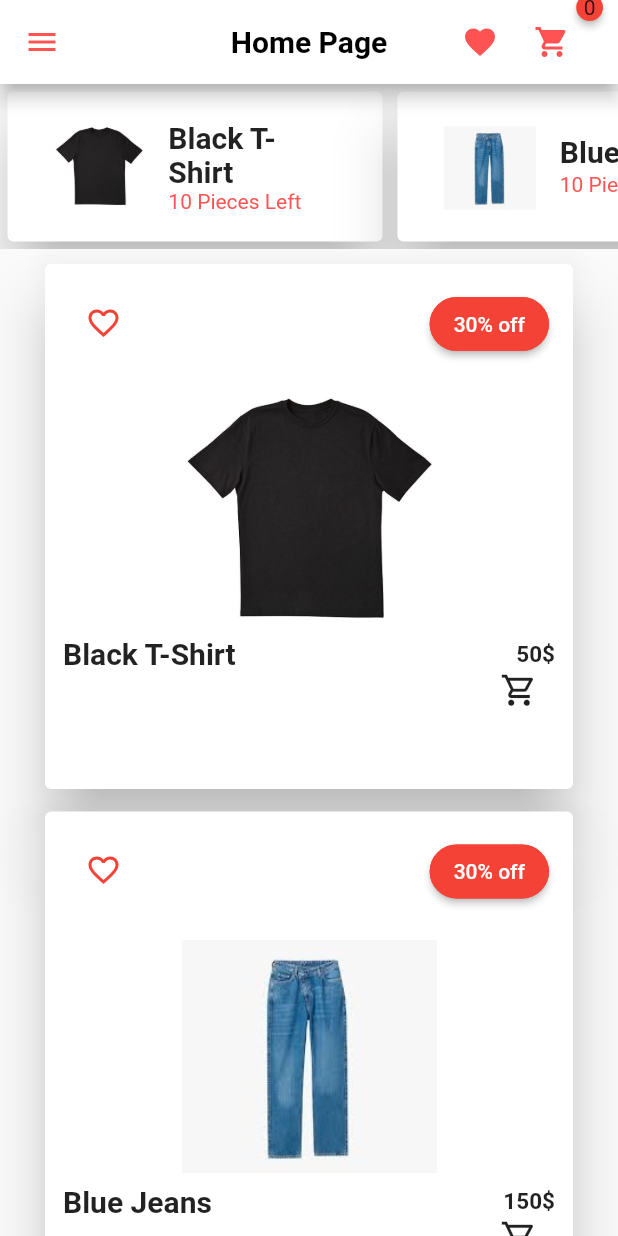
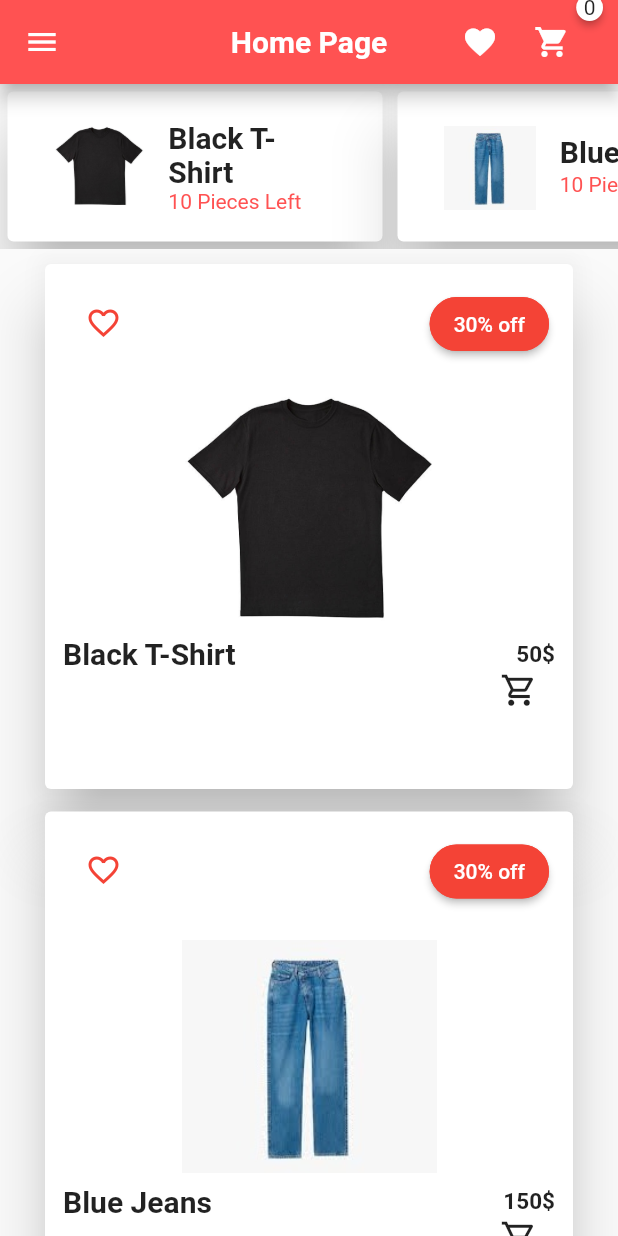
Before and after one commit to alvi-2081/Hackathon-App, a Flutter app: the Body screen opened directly, on a phone screen of 412 x 824 dp. Run offline on Flutter 3.47's test engine with Material 2 defaults, Android fonts, the light colour scheme and no system bars; drawn by our look-alikes of badges; our stand-ins replace get.

Commit message:
Shopping App Complete

```diff
--- a/hackathon/lib/about.dart
+++ b/hackathon/lib/about.dart
@@ -11,6 +11,10 @@ class _AboutState extends State<About> {
   @override
   Widget build(BuildContext context) {
     return Scaffold(
+      appBar: AppBar(
+        backgroundColor: Colors.redAccent,
+        title: Text("About"),
+      ),
       body: Column(
         children: [
           Container(
--- a/hackathon/lib/body.dart
+++ b/hackathon/lib/body.dart
@@ -61,14 +61,14 @@ class _BodyState extends State<Body> {
       f_detail.add(detail[f]);
       f_price.add(price[f]);
       Get.snackbar(
-        'Added to Favourite',
-        'This Item has been Added to Favourite',
+        'Added to Favourite', 'This Item has been Added to Favourite',
         snackPosition: SnackPosition.BOTTOM,
+        // margin: EdgeInsets.only(bottom: 300)
       );
     });
   }
 
-  c_insert(int c) {
+  void c_insert(int c) {
     setState(() {
       c_product.add(product[c]);
       c_detail.add(detail[c]);
@@ -83,25 +83,27 @@ class _BodyState extends State<Body> {
       appBar: AppBar(
         centerTitle: true,
         elevation: 5,
-        backgroundColor: Colors.white,
-        iconTheme: IconThemeData(color: Colors.redAccent),
+        backgroundColor: Colors.redAccent,
+        iconTheme: IconThemeData(color: Colors.white),
         title: Text(
           "Home Page",
-          style: TextStyle(color: Colors.black, fontWeight: FontWeight.bold),
+          style: TextStyle(color: Colors.white, fontWeight: FontWeight.bold),
         ),
         actions: [
           IconButton(
               onPressed: () {
                 Get.to(Favourite());
               },
-              icon: Icon(Icons.favorite, color: Colors.redAccent)),
+              icon: Icon(Icons.favorite, color: Colors.white)),
           Badge(
+            badgeColor: Colors.white,
+            animationType: BadgeAnimationType.scale,
             badgeContent: Text("$a"),
             child: IconButton(
                 onPressed: () {
                   Get.to(Cart());
                 },
-                icon: Icon(Icons.shopping_cart, color: Colors.redAccent)),
+                icon: Icon(Icons.shopping_cart, color: Colors.white)),
           ),
           SizedBox(
             width: 20,
@@ -112,27 +114,23 @@ class _BodyState extends State<Body> {
       drawer: Drawer(
         child: Column(
           children: [
-            DrawerHeader(
-              child: ListTile(
-                leading: CircleAvatar(
-                  child: Image(
-                    image: AssetImage("assets/user.png"),
-                  ),
-                  radius: 30,
-                ),
-                title: Text(
-                  "Username",
-                  style: TextStyle(fontWeight: FontWeight.bold),
-                ),
-                subtitle: Text("abdullahalvi@gmail.com"),
+            UserAccountsDrawerHeader(
+              currentAccountPicture: Image.asset("assets/user.png"),
+              accountName: Text("M.Abdullah Alvi"),
+              accountEmail: Text("abdullah.alvi@gmail.com"),
+              decoration: BoxDecoration(
+                color: Colors.redAccent,
               ),
             ),
             SizedBox(
               height: 8,
             ),
             ListTile(
-                leading: Icon(Icons.logout),
-                title: Text("Logout"),
+                leading: Icon(Icons.logout, color: Colors.redAccent),
+                title: Text(
+                  "Logout",
+                  style: TextStyle(color: Colors.redAccent),
+                ),
                 onTap: () {
                   Navigator.of(context)
                       .push(MaterialPageRoute(builder: (context) => Login()));
@@ -141,22 +139,31 @@ class _BodyState extends State<Body> {
               height: 8,
             ),
             ListTile(
-              leading: Icon(Icons.shopping_cart),
-              title: Text("Cart"),
+              leading: Icon(Icons.shopping_cart, color: Colors.redAccent),
+              title: Text(
+                "Cart",
+                style: TextStyle(color: Colors.redAccent),
+              ),
             ),
             SizedBox(
               height: 8,
             ),
             ListTile(
-              leading: Icon(Icons.favorite),
-              title: Text("Favourite"),
+              leading: Icon(Icons.favorite, color: Colors.redAccent),
+              title: Text(
+                "Favourite",
+                style: TextStyle(color: Colors.redAccent),
+              ),
             ),
             SizedBox(
               height: 8,
             ),
             ListTile(
-                leading: Icon(Icons.info),
-                title: Text("About"),
+                leading: Icon(Icons.info, color: Colors.redAccent),
+                title: Text(
+                  "About",
+                  style: TextStyle(color: Colors.redAccent),
+                ),
                 onTap: () {
                   Navigator.of(context)
                       .push(MaterialPageRoute(builder: (context) => About()));
--- a/hackathon/lib/cart.dart
+++ b/hackathon/lib/cart.dart
@@ -15,7 +15,13 @@ class _CartState extends State<Cart> {
       appBar: AppBar(
         backgroundColor: Colors.redAccent,
         title: Row(
-          children: [Text("Cart"), Icon(Icons.shopping_cart_outlined)],
+          children: [
+            Text("Cart"),
+            SizedBox(
+              width: 10,
+            ),
+            Icon(Icons.shopping_cart_outlined)
+          ],
         ),
       ),
       body: ListView.builder(
@@ -73,7 +79,7 @@ class _CartState extends State<Cart> {
                             c_product.remove(c_product[index]);
                             c_price.remove(c_price[index]);
                             c_detail.remove(c_detail[index]);
-                            a--;
+                            --a;
                           });
                         },
                       ),
--- a/hackathon/lib/login.dart
+++ b/hackathon/lib/login.dart
@@ -27,7 +27,7 @@ class _LoginState extends State<Login> {
                     Navigator.of(context).pop();
                   },
                   child: Text(
-                    "Ok",
+                    "OK",
                     style: TextStyle(color: Colors.black),
                   ))
             ],
--- a/hackathon/lib/profile.dart
+++ b/hackathon/lib/profile.dart
@@ -12,8 +12,9 @@ class _ProfileState extends State<Profile> {
   Widget build(BuildContext context) {
     return Scaffold(
         appBar: AppBar(
-            backgroundColor: Colors.white,
-            iconTheme: IconThemeData(color: Colors.redAccent)),
+          backgroundColor: Colors.redAccent,
+          title: Text("Profile"),
+        ),
         body: SingleChildScrollView(
           child: Center(
             child: Column(children: [
```
Also changed, not shown: hackathon/pubspec.lock.
